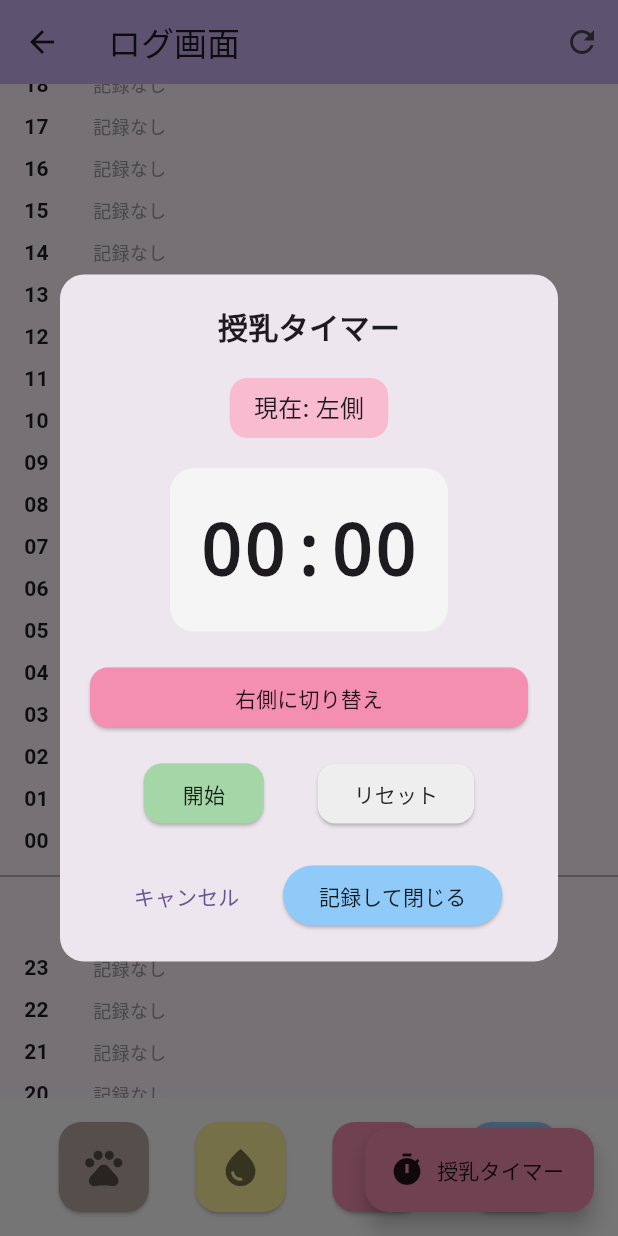
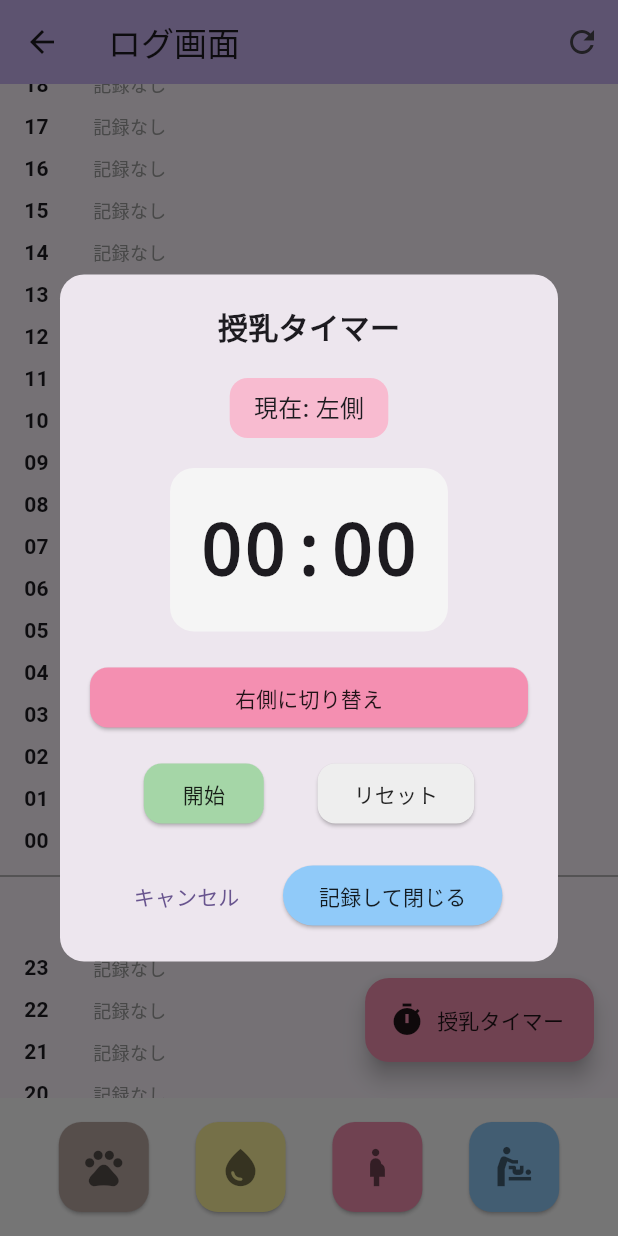
Before and after one commit to hyoshitake/Osewakiroku, a Flutter app: the LogScreen screen opened directly, scrolled down 576 dp, after a tap on "授乳タイマー", on a phone screen of 412 x 824 dp. Run offline on Flutter 3.47's test engine with Material 3 defaults, Android fonts, the phone set to English and light mode, and no system bars; our stand-ins replace shared_preferences; missing offline and left inert: gsheets; accounts and stored records are empty.

Commit message:
授乳タイマーの表示位置変更

```diff
--- a/flutter_app/lib/models/log.dart
+++ b/flutter_app/lib/models/log.dart
@@ -1,5 +1,3 @@
-import 'package:flutter/foundation.dart';
-
 class Log {
   final DateTime timestamp;
   final String logType;
--- a/flutter_app/lib/screens/log.dart
+++ b/flutter_app/lib/screens/log.dart
@@ -5,7 +5,7 @@ import 'nursing_timer_dialog.dart';
 import 'dart:collection';
 
 class LogScreen extends StatefulWidget {
-  const LogScreen({Key? key}) : super(key: key);
+  const LogScreen({super.key});
 
   @override
   State<LogScreen> createState() => _LogScreenState();
@@ -235,7 +235,7 @@ class _LogScreenState extends State<LogScreen> {
       final newLog = Log(
         timestamp: DateTime.now(),
         logType: '授乳',
-        message: '$side側 ${minutes}分${seconds}秒',
+        message: '$side側 $minutes分$seconds秒',
         data1: side,
         data2: duration.toString(),
       );
@@ -363,7 +363,9 @@ class _LogScreenState extends State<LogScreen> {
           ),
         ],
       ),
-      floatingActionButton: FloatingActionButton.extended(
+      floatingActionButton: Padding(
+        padding: const EdgeInsets.only(bottom: 100.0), // 下部ボタンより上に配置
+        child: FloatingActionButton.extended(
           onPressed: _showNursingTimer,
           backgroundColor: Colors.pink.shade200,
           shape: RoundedRectangleBorder(
@@ -379,6 +381,7 @@ class _LogScreenState extends State<LogScreen> {
           icon: const Icon(
             Icons.timer,
             color: Colors.black87,
+          ),
         ),
       ),
       floatingActionButtonLocation: FloatingActionButtonLocation.endFloat,
--- a/flutter_app/lib/screens/nursing_timer_dialog.dart
+++ b/flutter_app/lib/screens/nursing_timer_dialog.dart
@@ -2,7 +2,7 @@ import 'package:flutter/material.dart';
 import 'dart:async';
 
 class NursingTimerDialog extends StatefulWidget {
-  const NursingTimerDialog({Key? key}) : super(key: key);
+  const NursingTimerDialog({super.key});
 
   @override
   State<NursingTimerDialog> createState() => _NursingTimerDialogState();
--- /dev/null
+++ b/prompt/20250627024401_授乳タイマーの位置を修正.txt
@@ -0,0 +1 @@
+flutter_app/lib/screens/log.dart のfloatingActionButton（授乳タイマーボタン）とPositionedで宣言されたうんち/おしっこ/授乳/ミルクボタンが被っています。授乳タイマーボタンをうんち/おしっこ/授乳/ミルクボタンよりも上に移動してください
```
Also changed, not shown: flutter_app/lib/services/google_sheets_service.dart (+2 -5 lines). Lines whose indentation alone changed are shown as unchanged.
